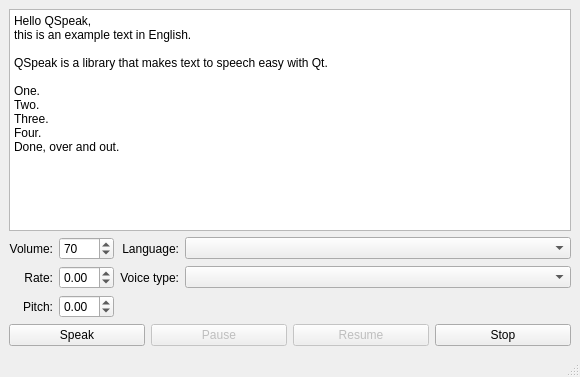
Qt form examples/widgets/hello_speak/mainwindow.ui (qt/qtspeech) before a commit.
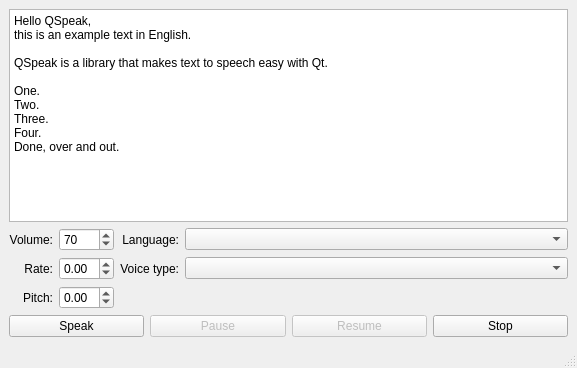
The same form after that commit.

Commit message: Fix tab order and buddies in example

```diff
--- a/examples/widgets/hello_speak/mainwindow.ui
+++ b/examples/widgets/hello_speak/mainwindow.ui
@@ -6,8 +6,8 @@
    <rect>
     <x>0</x>
     <y>0</y>
-    <width>580</width>
-    <height>377</height>
+    <width>577</width>
+    <height>368</height>
    </rect>
   </property>
   <property name="windowTitle">
```
Left out of the diff: 17 changed lines with no effect on the pictures.
